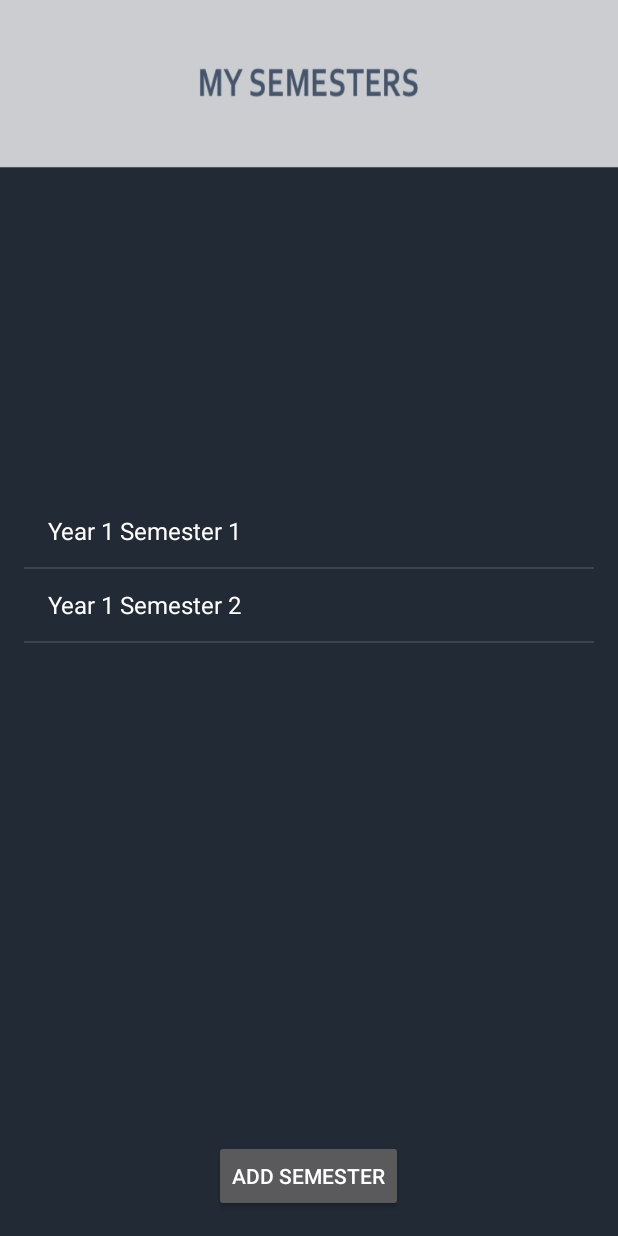
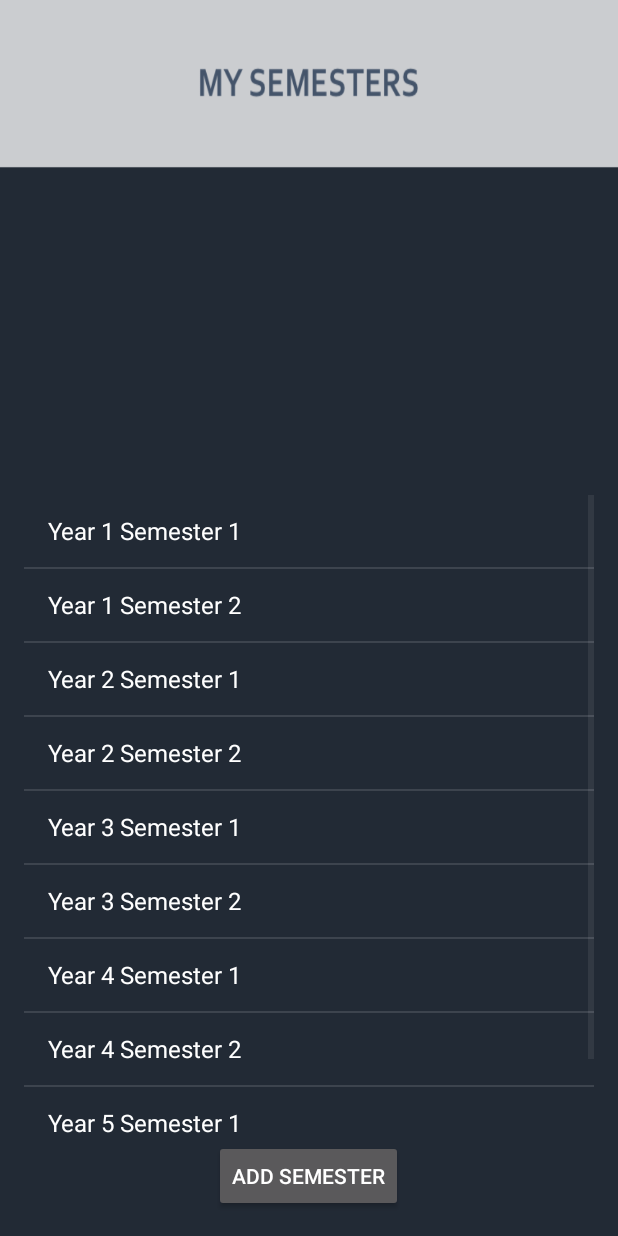
Before and after one commit to selinawj/CAPCULATOR, an Android app: the AddModule screen opened directly, with no data from a screen before it, on a phone screen of 412 x 824 dp. Run offline under Robolectric (Android 15) with nearby library versions, the light colour scheme and no system bars.

Commit message:
Linked each ListView Semesters element to AddModule

```diff
--- a/app/src/main/java/capture/capculator/AddModule.java
+++ b/app/src/main/java/capture/capculator/AddModule.java
@@ -4,21 +4,41 @@ import android.app.ListActivity;
 import android.content.Intent;
 import android.support.v7.app.AppCompatActivity;
 import android.os.Bundle;
+import android.util.Log;
 import android.view.View;
+import android.widget.AdapterView;
 import android.widget.ArrayAdapter;
 import android.widget.Button;
 import android.widget.ImageButton;
+import android.widget.ListView;
+import android.widget.Toast;
 
 public class AddModule extends ListActivity {
+
+    ListView semesters;
 
     @Override
     protected void onCreate(Bundle savedInstanceState) {
         super.onCreate(savedInstanceState);
         setContentView(R.layout.activity_add_module);
 
-        String[] sem = {"Year 1 Semester 1", "Year 1 Semester 2"};
+        /*setting a list of semesters by default*/
+        String[] sem = {"Year 1 Semester 1", "Year 1 Semester 2", "Year 2 Semester 1", "Year 2 Semester 2", "Year 3 Semester 1", "Year 3 Semester 2", "Year 4 Semester 1", "Year 4 Semester 2", "Year 5 Semester 1", "Year 5 Semester 2"};
         ArrayAdapter<String> adapter = new ArrayAdapter<>(getListView().getContext(), android.R.layout.simple_list_item_1, sem);
         getListView().setAdapter(adapter);
+
+        /*onClick function*/
+        semesters = this.getListView();
+        semesters.setItemsCanFocus(false);
+        semesters.setOnItemClickListener( new AdapterView.OnItemClickListener()
+        {
+            @Override
+            public void onItemClick(AdapterView<?> adapterView , View view , int position ,long arg3)
+            {
+                Intent intent = new Intent(AddModule.this, AddSemester.class);
+                startActivity(intent);
+            }
+        });
 
         /*link to addSemester*/
         final Button bAddSemester = (Button) findViewById(R.id.bAddSemester);
--- a/app/src/main/res/layout/activity_add_module.xml
+++ b/app/src/main/res/layout/activity_add_module.xml
@@ -16,7 +16,9 @@
         android:layout_height="430dip"
         android:layout_above="@+id/bAddSemester"
         android:layout_alignParentLeft="true"
-        android:layout_alignParentStart="true"></ListView>
+        android:layout_alignParentStart="true"
+        android:focusable="false"
+        android:focusableInTouchMode="false"></ListView>
 
     <Button
         android:layout_width="wrap_content"
```
